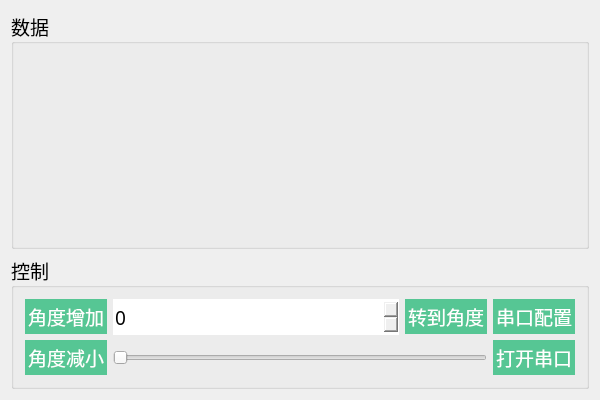
First picture: the form in mainwindow.ui, repository HITXZA/diansai2017Uper2, before the edit.
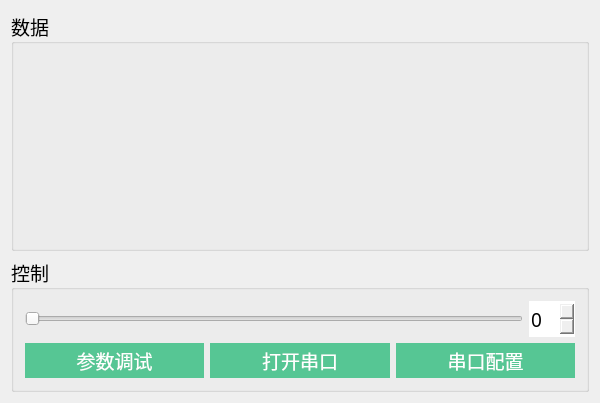
Second picture: the form after the edit. Icons and pictures are not drawn. Custom widgets are drawn as their Qt base class.

The edit to the form file:
```diff
--- a/mainwindow.ui
+++ b/mainwindow.ui
@@ -7,7 +7,7 @@
     <x>0</x>
     <y>0</y>
     <width>600</width>
-    <height>400</height>
+    <height>403</height>
    </rect>
   </property>
   <property name="contextMenuPolicy">
@@ -19,7 +19,7 @@
   <widget class="QWidget" name="centralWidget">
    <layout class="QGridLayout" name="gridLayout_3">
     <item row="0" column="0">
-     <layout class="QVBoxLayout" name="verticalLayout_4">
+     <layout class="QVBoxLayout" name="verticalLayout_2">
       <item>
        <widget class="QGroupBox" name="groupBox_2">
         <property name="sizePolicy">
@@ -90,69 +90,41 @@
         </property>
         <layout class="QGridLayout" name="gridLayout">
          <item row="0" column="0">
-          <layout class="QHBoxLayout" name="horizontalLayout_2">
+          <layout class="QVBoxLayout" name="verticalLayout">
            <item>
-            <layout class="QVBoxLayout" name="verticalLayout_3">
+            <layout class="QHBoxLayout" name="horizontalLayout">
              <item>
-              <widget class="QPushButton" name="AngleAddButton">
-               <property name="font">
-                <font>
-                 <family>微软雅黑 Light</family>
-                 <pointsize>14</pointsize>
-                </font>
+              <widget class="QSlider" name="AngleSlider">
+               <property name="sizePolicy">
+                <sizepolicy hsizetype="Expanding" vsizetype="Expanding">
+                 <horstretch>0</horstretch>
+                 <verstretch>0</verstretch>
+                </sizepolicy>
                </property>
                <property name="styleSheet">
                 <string notr="true"/>
                </property>
-               <property name="text">
-                <string>角度增加</string>
-               </property>
-               <property name="checkable">
-                <bool>false</bool>
-               </property>
-               <property name="autoDefault">
-                <bool>false</bool>
-               </property>
-               <property name="default">
-                <bool>false</bool>
+               <property name="orientation">
+                <enum>Qt::Horizontal</enum>
                </property>
               </widget>
              </item>
              <item>
-              <widget class="QPushButton" name="AngleDownButton">
+              <widget class="QSpinBox" name="AngleBox">
+               <property name="sizePolicy">
+                <sizepolicy hsizetype="Preferred" vsizetype="Fixed">
+                 <horstretch>0</horstretch>
+                 <verstretch>0</verstretch>
+                </sizepolicy>
+               </property>
                <property name="font">
                 <font>
                  <family>微软雅黑 Light</family>
                  <pointsize>14</pointsize>
                 </font>
                </property>
-               <property name="text">
-                <string>角度减小</string>
-               </property>
-              </widget>
-             </item>
-            </layout>
-           </item>
-           <item>
-            <layout class="QVBoxLayout" name="verticalLayout">
-             <item>
-              <layout class="QHBoxLayout" name="horizontalLayout">
-               <item>
-                <widget class="QSpinBox" name="AngleBox">
-                 <property name="sizePolicy">
-                  <sizepolicy hsizetype="Expanding" vsizetype="Fixed">
-                   <horstretch>0</horstretch>
-                   <verstretch>0</verstretch>
-                  </sizepolicy>
-                 </property>
-                 <property name="font">
-                  <font>
-                   <family>微软雅黑 Light</family>
-                   <pointsize>14</pointsize>
-                  </font>
-                 </property>
-                 <property name="styleSheet">
-                  <string notr="true">QSpinBox{
+               <property name="styleSheet">
+                <string notr="true">QSpinBox{
  height:36px;
  width:30px;
 border-style: none;
@@ -170,77 +142,15 @@
 width:30px;
 }
 </string>
-                 </property>
-                </widget>
-               </item>
-               <item>
-                <widget class="QPushButton" name="GotoAngleSlot">
-                 <property name="sizePolicy">
-                  <sizepolicy hsizetype="Maximum" vsizetype="Fixed">
-                   <horstretch>0</horstretch>
-                   <verstretch>0</verstretch>
-                  </sizepolicy>
-                 </property>
-                 <property name="font">
-                  <font>
-                   <family>微软雅黑 Light</family>
-                   <pointsize>14</pointsize>
-                  </font>
-                 </property>
-                 <property name="styleSheet">
-                  <string notr="true"/>
-                 </property>
-                 <property name="text">
-                  <string>转到角度</string>
-                 </property>
-                </widget>
-               </item>
-              </layout>
-             </item>
-             <item>
-              <widget class="QSlider" name="AngleSlider">
-               <property name="sizePolicy">
-                <sizepolicy hsizetype="Expanding" vsizetype="Expanding">
-                 <horstretch>0</horstretch>
-                 <verstretch>0</verstretch>
-                </sizepolicy>
-               </property>
-               <property name="styleSheet">
-                <string notr="true">
-QSlider{
-border-color: #bcbcbc;
-}
-QSlider::groove:horizontal {                                                             
-     height: 5px;                                           
-    margin: 0px 0;                                         
-     left: 5px; right: 5px; 
- }
-QSlider::handle:horizontal {                               
-   border: 0px ;                           
-     border-image:  url(:/NiceTalk/Images/Setting/volume_nor.png);
-     width: 15px;                                           
-     margin: -7px -7px -7px -7px;              
-} 
-
-QSlider::add-page:horizontal{
-background: qlineargradient(spread:pad, x1:0, y1:1, x2:0, y2:0, stop:0 #bcbcbc, stop:0.25 #bcbcbc, stop:0.5 #bcbcbc, stop:1 #bcbcbc); 
-
-}
-QSlider::sub-page:horizontal{                               
-			border-image:url(:/pix/pix/up.png);
-}</string>
-               </property>
-               <property name="orientation">
-                <enum>Qt::Horizontal</enum>
                </property>
               </widget>
              </item>
             </layout>
            </item>
            <item>
-            <layout class="QVBoxLayout" name="verticalLayout_2">
+            <layout class="QHBoxLayout" name="horizontalLayout_2">
              <item>
-              <widget class="QPushButton" name="PortConfigButton">
+              <widget class="QPushButton" name="pushButton">
                <property name="font">
                 <font>
                  <family>微软雅黑 Light</family>
@@ -248,7 +158,7 @@
                 </font>
                </property>
                <property name="text">
-                <string>串口配置</string>
+                <string>参数调试</string>
                </property>
               </widget>
              </item>
@@ -265,6 +175,19 @@
                </property>
               </widget>
              </item>
+             <item>
+              <widget class="QPushButton" name="PortConfigButton">
+               <property name="font">
+                <font>
+                 <family>微软雅黑 Light</family>
+                 <pointsize>14</pointsize>
+                </font>
+               </property>
+               <property name="text">
+                <string>串口配置</string>
+               </property>
+              </widget>
+             </item>
             </layout>
            </item>
           </layout>
```
